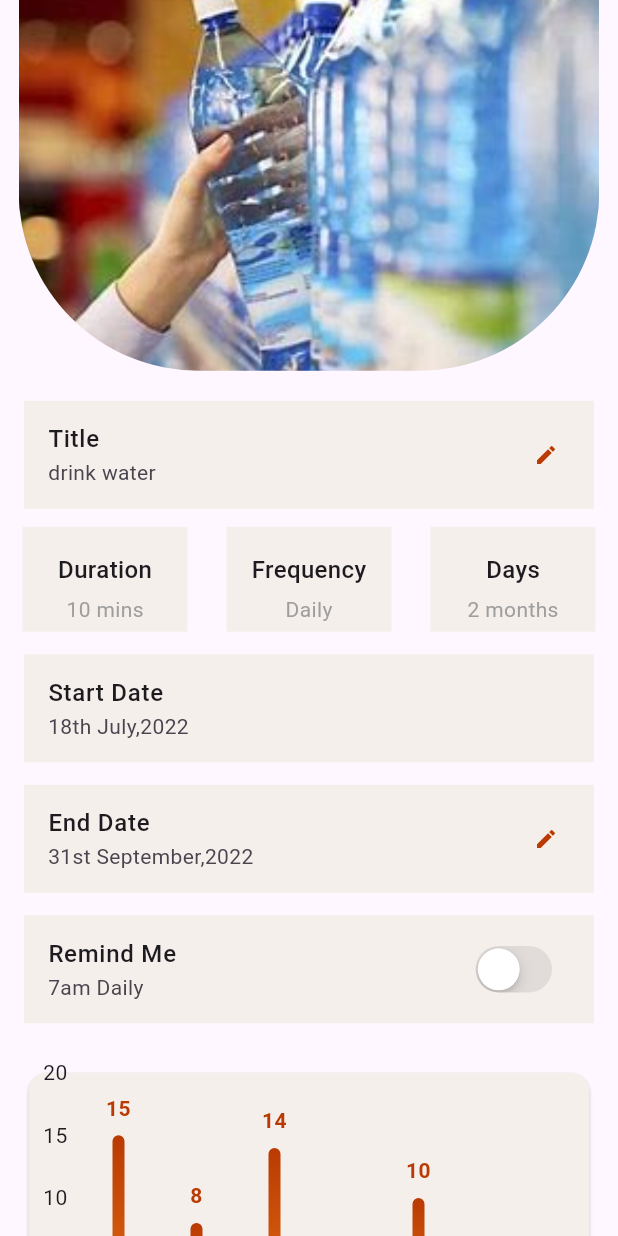
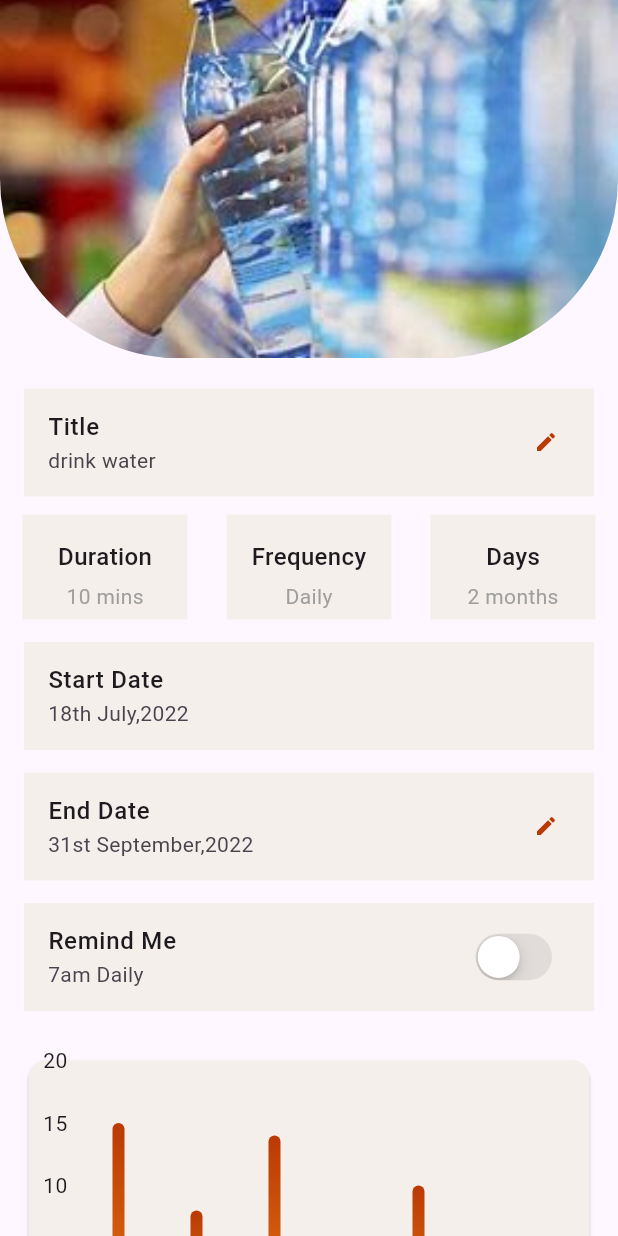
Before and after one commit to Sparklinglily/Habit-Tracker-App, a Flutter app: the HabitDetailsPage screen opened directly, on a phone screen of 412 x 824 dp. Run offline on Flutter 3.47's test engine with Material 3 defaults, Android fonts, the light colour scheme and no system bars; drawn by our look-alikes of fl_chart; our stand-ins replace cloud_firestore, email_validator, firebase_auth, firebase_core, flutter_slidable, get and 4 more; missing offline and left inert: dart:ffi; accounts and stored records are empty; network calls fail.

Commit message:
fixed barRoadTolTip

```diff
--- a/lib/presentation/views/MainScreens/bottomNavButtons/Habit/habit_details_page.dart
+++ b/lib/presentation/views/MainScreens/bottomNavButtons/Habit/habit_details_page.dart
@@ -27,24 +27,18 @@ class _HabitDetailsPageState extends State<HabitDetailsPage> {
           child: Column(
             children: [
               Container(
-                height: size.width * 0.6,
-                width: size.height * 0.47,
+                height: size.width * 0.58,
+                width: double.maxFinite,
                 decoration: const BoxDecoration(
+                  image: DecorationImage(
+                      image: AssetImage(
+                        'images/waterhold.jpg',
+                      ),
+                      fit: BoxFit.cover),
                   //color: Color.fromARGB(255, 248, 238, 247),
                   borderRadius: BorderRadius.only(
                       bottomRight: Radius.circular(120),
                       bottomLeft: Radius.circular(120.0)),
-                ),
-                child: ClipRRect(
-                  clipBehavior: Clip.antiAliasWithSaveLayer, // Add this line
-                  borderRadius: const BorderRadius.only(
-                    bottomRight: Radius.circular(120),
-                    bottomLeft: Radius.circular(120.0),
-                  ),
-                  child: Image.asset(
-                    'images/waterhold.jpg',
-                    fit: BoxFit.cover,
-                  ),
                 ),
               ),
               const SizedBox(
--- a/lib/presentation/views/MainScreens/bottomNavButtons/Habit/pogressGraph.dart
+++ b/lib/presentation/views/MainScreens/bottomNavButtons/Habit/pogressGraph.dart
@@ -32,13 +32,14 @@ class _BarChart extends StatelessWidget {
             BarChartRodData rod,
             int rodIndex,
           ) {
-            return BarTooltipItem(
-              rod.toY.round().toString(),
-              const TextStyle(
-                color: primaryDark,
-                fontWeight: FontWeight.bold,
-              ),
-            );
+            return null;
+            //    return BarTooltipItem(
+            //   rod.toY.round().toString(),
+            //   const TextStyle(
+            //     color: primaryDark,
+            //     fontWeight: FontWeight.bold,
+            //   ),
+            // );
           },
         ),
       );
```
